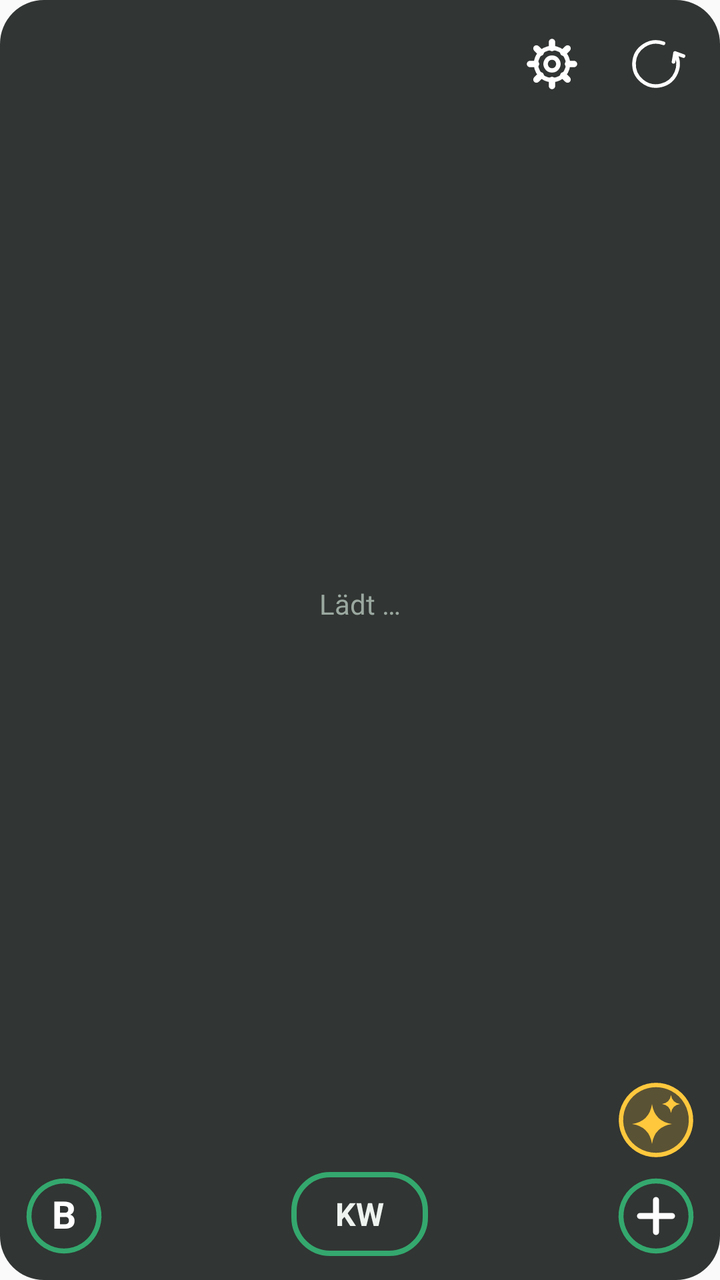
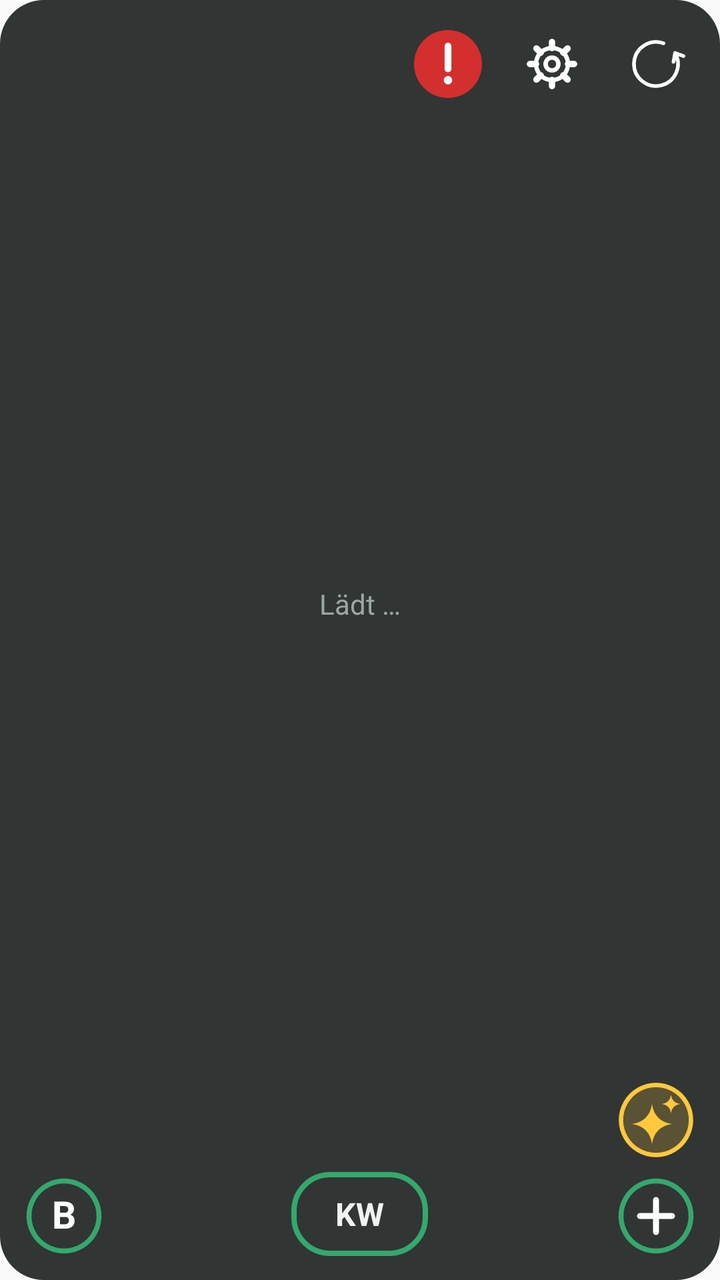

The first picture is an Android layout as it rendered before a commit; the second is the same layout after the commit. The layout source and the unified diff follow.
<!-- AndroidManifest.xml: application theme AppTheme -->
<!-- res/layout/widget.xml -->
<?xml version="1.0" encoding="utf-8"?>
<LinearLayout xmlns:android="http://schemas.android.com/apk/res/android"
    android:id="@+id/root"
    android:layout_width="match_parent"
    android:layout_height="match_parent"
    android:orientation="vertical"
    android:background="@drawable/bg"
    android:padding="12dp">

    <LinearLayout
        android:id="@+id/head"
        android:layout_width="match_parent"
        android:layout_height="wrap_content"
        android:gravity="top"
        android:orientation="horizontal">

        <TextView
            android:id="@+id/date"
            android:layout_width="0dp"
            android:layout_height="40dp"
            android:gravity="center_vertical"
            android:autoSizeTextType="uniform"
            android:autoSizeMinTextSize="12sp"
            android:autoSizeMaxTextSize="17sp"
            android:layout_weight="1"
            android:maxLines="1"
            android:ellipsize="end"
            android:textColor="@color/fg"
            android:textSize="17sp"
            android:textStyle="bold" />


        
        <ImageView
            android:id="@+id/update"
            android:layout_width="40dp"
            android:layout_height="40dp"
            android:layout_marginEnd="12dp"
            android:contentDescription="Neue Version installieren"
            android:scaleType="fitCenter"
            android:src="@drawable/ring_update"
            android:visibility="gone" />

        
        <ImageView
            android:id="@+id/settings"
            android:layout_width="40dp"
            android:layout_height="40dp"
            android:layout_marginEnd="12dp"
            android:contentDescription="Einstellungen"
            android:scaleType="fitCenter"
            android:src="@drawable/ic_gear" />

        <ImageView
            android:id="@+id/home"
            android:layout_width="40dp"
            android:layout_height="40dp"
            android:layout_marginEnd="18dp"
            android:contentDescription="Home-Modus"
            android:scaleType="fitCenter"
            android:src="@drawable/ring_home_off"
            android:visibility="gone" />

        
        <LinearLayout
            android:id="@+id/refresh"
            android:layout_width="wrap_content"
            android:layout_height="wrap_content"
            android:gravity="center_horizontal"
            android:orientation="vertical"
            android:contentDescription="Aktualisieren">

            <ImageView
                android:layout_width="40dp"
                android:layout_height="40dp"
                android:scaleType="fitCenter"
                android:src="@drawable/ring_refresh" />

            <TextView
                android:id="@+id/stamp"
                android:layout_width="wrap_content"
                android:layout_height="wrap_content"
                android:includeFontPadding="false"
                android:textColor="@color/fg"
                android:textSize="12sp"
                android:textStyle="bold" />
        </LinearLayout>
    </LinearLayout>

    <FrameLayout
        android:layout_width="match_parent"
        android:layout_height="0dp"
        android:layout_weight="1"
        android:layout_marginTop="4dp">

        <ListView
            android:id="@+id/list"
            android:layout_width="match_parent"
            android:layout_height="match_parent"
            android:divider="@null"
            android:dividerHeight="0dp" />

        <TextView
            android:id="@+id/empty"
            android:layout_width="match_parent"
            android:layout_height="match_parent"
            android:gravity="center"
            android:text="Lädt …"
            android:textColor="@color/muted"
            android:textSize="14sp" />
    </FrameLayout>

    
    <LinearLayout
        android:id="@+id/bdnav"
        android:layout_width="match_parent"
        android:layout_height="wrap_content"
        android:layout_marginTop="4dp"
        android:gravity="center"
        android:orientation="horizontal"
        android:visibility="gone">

        <TextView
            android:id="@+id/bdprev"
            android:layout_width="56dp"
            android:layout_height="40dp"
            android:gravity="center"
            android:includeFontPadding="false"
            android:text="◀"
            android:textColor="#FFFFFF"
            android:textSize="26sp" />

        <TextView
            android:id="@+id/bdpage"
            android:layout_width="84dp"
            android:layout_height="40dp"
            android:gravity="center"
            android:textColor="#FFFFFF"
            android:textSize="16sp"
            android:textStyle="bold" />

        <TextView
            android:id="@+id/bdnext"
            android:layout_width="56dp"
            android:layout_height="40dp"
            android:gravity="center"
            android:includeFontPadding="false"
            android:text="▶"
            android:textColor="#FFFFFF"
            android:textSize="26sp" />
    </LinearLayout>

    
    <LinearLayout
        android:id="@+id/quick"
        android:layout_width="match_parent"
        android:layout_height="wrap_content"
        android:layout_marginTop="6dp"
        android:gravity="bottom"
        android:orientation="horizontal">

        <FrameLayout
            android:id="@+id/q_bdays"
            android:layout_width="40dp"
            android:layout_height="40dp"
            android:contentDescription="Geburtstage">

            <ImageView
                android:id="@+id/q_bdring"
                android:layout_width="match_parent"
                android:layout_height="match_parent"
                android:scaleType="fitCenter"
                android:src="@drawable/ring_bd" />

            <TextView
                android:layout_width="match_parent"
                android:layout_height="match_parent"
                android:gravity="center"
                android:includeFontPadding="false"
                android:text="B"
                android:textColor="#FFFFFF"
                android:textSize="19sp"
                android:textStyle="bold" />
        </FrameLayout>

        <TextView
            android:layout_width="0dp"
            android:layout_height="1dp"
            android:layout_weight="1" />

        <TextView
            android:id="@+id/weekprev"
            android:layout_width="44dp"
            android:layout_height="40dp"
            android:gravity="center"
            android:includeFontPadding="false"
            android:text="◀"
            android:textColor="#FFFFFF"
            android:textSize="26sp"
            android:visibility="invisible" />

        
        <LinearLayout
            android:layout_width="wrap_content"
            android:layout_height="wrap_content"
            android:layout_marginStart="6dp"
            android:layout_marginEnd="6dp"
            android:gravity="center_horizontal"
            android:orientation="vertical">

            <TextView
                android:id="@+id/weekyear"
                android:layout_width="wrap_content"
                android:layout_height="wrap_content"
                android:textColor="@color/fg"
                android:textSize="13sp"
                android:textStyle="bold"
                android:visibility="gone" />

            <TextView
                android:id="@+id/weeklabel"
                android:layout_width="wrap_content"
                android:layout_height="42dp"
                android:paddingStart="22dp"
                android:paddingEnd="22dp"
                android:background="@drawable/kw_off"
                android:gravity="center"
                android:maxLines="1"
                android:text="KW"
                android:textColor="@color/fg"
                android:textSize="16sp"
                android:textStyle="bold" />
        </LinearLayout>

        <TextView
            android:id="@+id/weeknext"
            android:layout_width="44dp"
            android:layout_height="40dp"
            android:gravity="center"
            android:includeFontPadding="false"
            android:text="▶"
            android:textColor="#FFFFFF"
            android:textSize="26sp"
            android:visibility="invisible" />

        <TextView
            android:layout_width="0dp"
            android:layout_height="1dp"
            android:layout_weight="1" />

        
        <LinearLayout
            android:layout_width="wrap_content"
            android:layout_height="wrap_content"
            android:orientation="vertical">

            <ImageView
                android:id="@+id/ask"
                android:layout_width="40dp"
                android:layout_height="40dp"
                android:layout_marginBottom="8dp"
                android:contentDescription="Claude fragen"
                android:scaleType="fitCenter"
                android:src="@drawable/ring_ask" />

            <ImageView
                android:id="@+id/q_add"
                android:layout_width="40dp"
                android:layout_height="40dp"
                android:contentDescription="Neuer Eintrag"
                android:scaleType="fitCenter"
                android:src="@drawable/ring_add" />
        </LinearLayout>
    </LinearLayout>
</LinearLayout>
<!-- resources referenced by this layout -->
<resources>
  <color name="fg">#EEF3F0</color>
  <color name="muted">#9AA8A0</color>
  <!-- drawable bg (drawable) -->
  <?xml version="1.0" encoding="utf-8"?>
  <shape xmlns:android="http://schemas.android.com/apk/res/android" android:shape="rectangle">
      <solid android:color="@color/bg" />
      <corners android:radius="22dp" />
  </shape>
  <!-- drawable kw_off (drawable) -->
  <?xml version="1.0" encoding="utf-8"?>
  <shape xmlns:android="http://schemas.android.com/apk/res/android" android:shape="rectangle">
      <solid android:color="#00000000" />
      <stroke android:width="2.5dp" android:color="#34A86E" />
      <corners android:radius="18dp" />
  </shape>
  <!-- drawable ring_add (drawable) -->
  <?xml version="1.0" encoding="utf-8"?>
  <vector xmlns:android="http://schemas.android.com/apk/res/android" android:width="40dp" android:height="40dp" android:viewportWidth="40" android:viewportHeight="40">
      <path android:fillColor="#00000000" android:strokeColor="#34A86E" android:strokeWidth="2.5" android:pathData="M20,2.5 a17.5,17.5 0 1,0 0.001,0 z" />
      <path android:strokeColor="#FFFFFF" android:strokeWidth="3" android:strokeLineCap="round" android:pathData="M20,12 L20,28 M12,20 L28,20" />
  </vector>
  <!-- drawable ring_bd (drawable) -->
  <?xml version="1.0" encoding="utf-8"?>
  <vector xmlns:android="http://schemas.android.com/apk/res/android" android:width="40dp" android:height="40dp" android:viewportWidth="40" android:viewportHeight="40">
      <path android:fillColor="#00000000" android:strokeColor="#34A86E" android:strokeWidth="2.5" android:pathData="M20,2.5 a17.5,17.5 0 1,0 0.001,0 z" />
  </vector>
  <!-- drawable ring_home_off (drawable) -->
  <?xml version="1.0" encoding="utf-8"?>
  <vector xmlns:android="http://schemas.android.com/apk/res/android" android:width="40dp" android:height="40dp" android:viewportWidth="40" android:viewportHeight="40">
      <path android:strokeColor="#FFFFFF" android:strokeWidth="2.2" android:strokeLineCap="round" android:strokeLineJoin="round" android:pathData="M13.5,19.5 L13.5,28.5 L26.5,28.5 L26.5,19.5 M11,21 L20,12.5 L29,21" />
  </vector>
  <!-- drawable ring_refresh (drawable) -->
  <?xml version="1.0" encoding="utf-8"?>
  <vector xmlns:android="http://schemas.android.com/apk/res/android" android:width="40dp" android:height="40dp" android:viewportWidth="40" android:viewportHeight="40">
      <path android:strokeColor="#FFFFFF" android:strokeWidth="1.8" android:strokeLineCap="round" android:strokeLineJoin="round" android:pathData="M23.76,9.66 A11,11 0 1,0 29.53,14.5 M28.75,18.93 L29.53,14.5 L33.76,16.04" />
  </vector>
  <!-- drawable ring_update (drawable) -->
  <?xml version="1.0" encoding="utf-8"?>
  <vector xmlns:android="http://schemas.android.com/apk/res/android" android:width="40dp" android:height="40dp" android:viewportWidth="40" android:viewportHeight="40">
      <path android:fillColor="#3DBD83" android:pathData="M20,6 A14,14 0 1,1 19.99,6 Z" />
      <path android:strokeColor="#06160E" android:strokeWidth="2.4" android:strokeLineCap="round" android:strokeLineJoin="round" android:pathData="M20,12 V24 M15,19.5 L20,24.5 L25,19.5 M14,28.5 H26" />
  </vector>
  <style name="AppTheme" parent="android:Theme.Material.Light.NoActionBar">
          <item name="android:colorAccent">@color/accent</item>
      </style>
  <color name="bg">#F2262B29</color>
  <color name="accent">#1D8657</color>
  <!-- unchanged entries left out for length: 2 -->
</resources>

<!-- the commit's change to res/layout/widget.xml (unified diff, before → after) -->
@@ -29,6 +29,16 @@
             android:textSize="17sp"
             android:textStyle="bold" />
 
+
+        
+        <ImageView
+            android:id="@+id/sos"
+            android:layout_width="40dp"
+            android:layout_height="40dp"
+            android:layout_marginEnd="12dp"
+            android:contentDescription="SOS"
+            android:scaleType="fitCenter"
+            android:src="@drawable/ring_sos" />
 
         
         <ImageView
<!-- resource entries referenced after the edit -->
@@ -36,6 +36,13 @@
   <vector xmlns:android="http://schemas.android.com/apk/res/android" android:width="40dp" android:height="40dp" android:viewportWidth="40" android:viewportHeight="40">
       <path android:strokeColor="#FFFFFF" android:strokeWidth="1.8" android:strokeLineCap="round" android:strokeLineJoin="round" android:pathData="M23.76,9.66 A11,11 0 1,0 29.53,14.5 M28.75,18.93 L29.53,14.5 L33.76,16.04" />
   </vector>
+  <!-- drawable ring_sos (drawable) -->
+  <?xml version="1.0" encoding="utf-8"?>
+  <vector xmlns:android="http://schemas.android.com/apk/res/android" android:width="40dp" android:height="40dp" android:viewportWidth="40" android:viewportHeight="40">
+      <path android:fillColor="#D32F2F" android:pathData="M20,3 A17,17 0 1,1 19.99,3 Z" />
+      <path android:strokeColor="#FFFFFF" android:strokeWidth="3.4" android:strokeLineCap="round" android:pathData="M20,11 L20,22.5" />
+      <path android:fillColor="#FFFFFF" android:pathData="M20,26 A2.1,2.1 0 1,1 19.99,26 Z" />
+  </vector>
   <!-- drawable ring_update (drawable) -->
   <?xml version="1.0" encoding="utf-8"?>
   <vector xmlns:android="http://schemas.android.com/apk/res/android" android:width="40dp" android:height="40dp" android:viewportWidth="40" android:viewportHeight="40">
